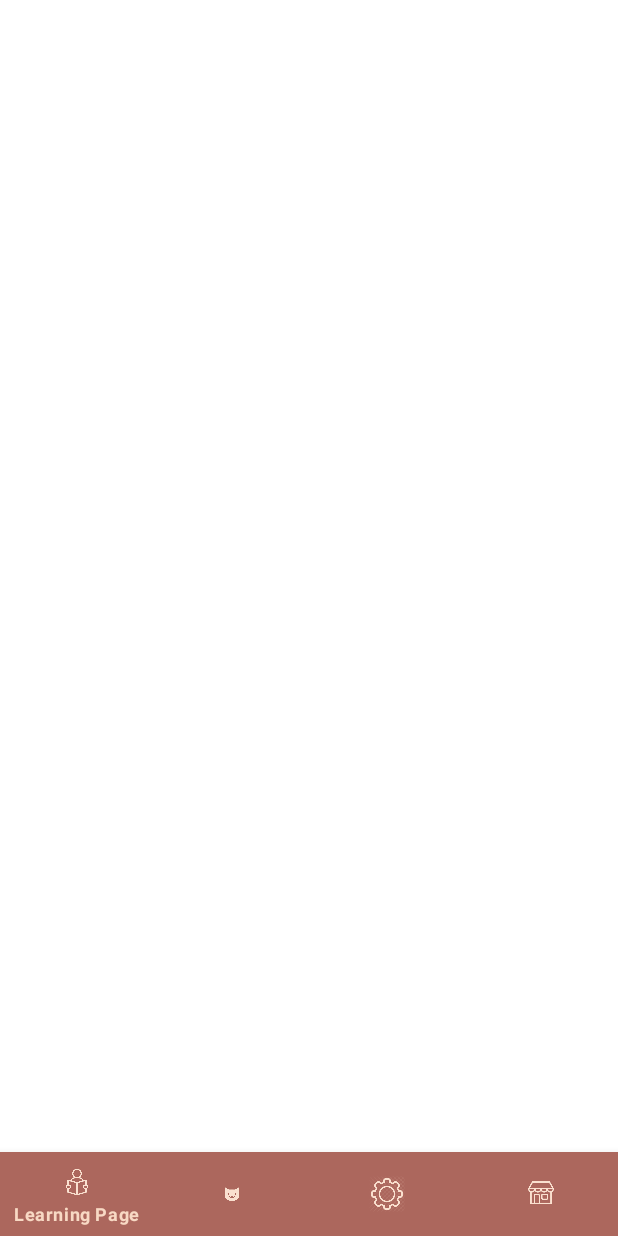
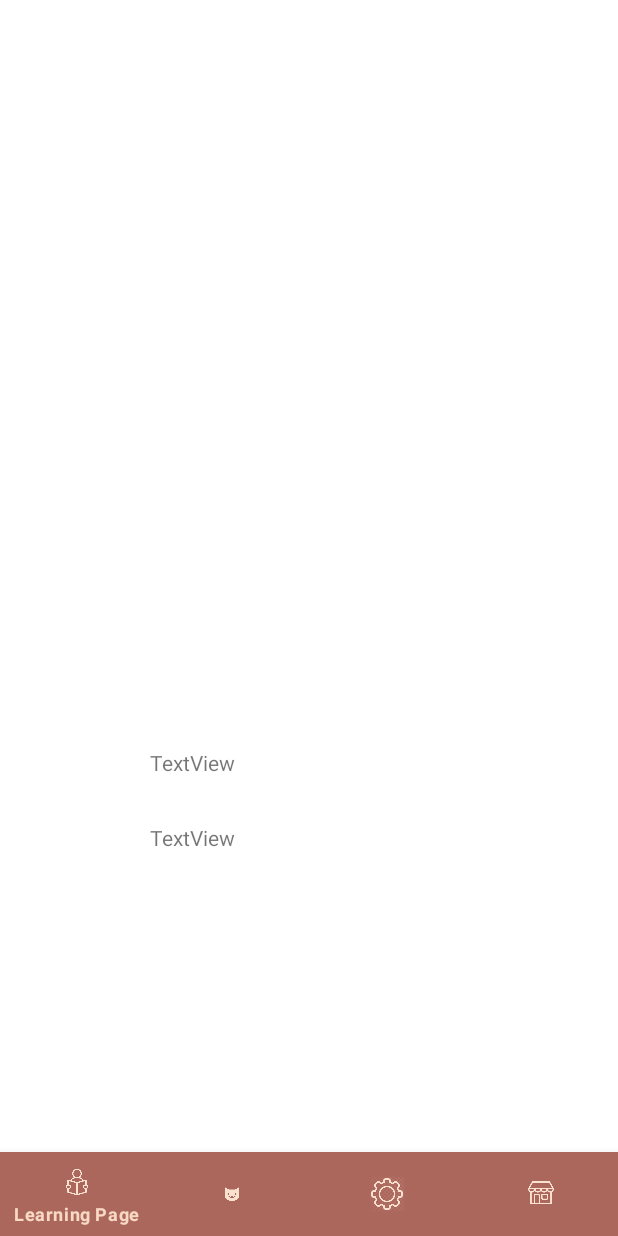
Before and after one commit to CWJWANJING/Mukulele, an Android app: the songChallenge screen opened directly, with no data from a screen before it, on a phone screen of 412 x 824 dp. Run offline under Robolectric (Android 15) with nearby library versions, the phone set to English and light mode, and no system bars; libraries missing offline, so code that uses them is left out: com.q42.android; plain views replace ScrollingImageView; 3 statements that could not run were skipped.

Commit message:
added basic function of pitch detection, but there are things need to adjust and take care of

```diff
--- a/app/build.gradle
+++ b/app/build.gradle
@@ -50,4 +50,10 @@ dependencies {
     implementation 'com.google.android.material:material:1.1.0-beta01'
 
     implementation 'com.github.Q42:AndroidScrollingImageView:1.3.4'
+
+    implementation fileTree(dir: 'libs', include: ['*.jar'])
+
+    implementation "androidx.activity:activity:1.2.3"
+    implementation "androidx.fragment:fragment:1.3.4"
+
 }
--- a/app/src/main/AndroidManifest.xml
+++ b/app/src/main/AndroidManifest.xml
@@ -3,6 +3,7 @@
     package="com.example.mukulele">
 
     <uses-permission android:name="android.permission.INTERNET" />
+    <uses-permission android:name="android.permission.RECORD_AUDIO" />
 
     <application
         android:allowBackup="true"
--- a/app/src/main/java/com/example/mukulele/songChallenge.java
+++ b/app/src/main/java/com/example/mukulele/songChallenge.java
@@ -1,20 +1,40 @@
 package com.example.mukulele;
 
+import androidx.activity.result.ActivityResultLauncher;
+import androidx.activity.result.contract.ActivityResultContracts;
 import androidx.annotation.NonNull;
 import androidx.appcompat.app.AppCompatActivity;
+import androidx.core.app.ActivityCompat;
+import androidx.core.content.ContextCompat;
 
+import android.Manifest;
 import android.content.Intent;
+import android.content.pm.PackageManager;
 import android.os.Bundle;
+import android.util.Log;
 import android.view.MenuItem;
 import android.view.View;
+import android.widget.TextView;
+import android.widget.Toast;
 
 import com.google.android.material.bottomnavigation.BottomNavigationView;
 import com.q42.android.scrollingimageview.ScrollingImageView;
+
+import be.tarsos.dsp.AudioDispatcher;
+import be.tarsos.dsp.AudioEvent;
+import be.tarsos.dsp.AudioProcessor;
+import be.tarsos.dsp.io.android.AudioDispatcherFactory;
+import be.tarsos.dsp.pitch.PitchDetectionHandler;
+import be.tarsos.dsp.pitch.PitchDetectionResult;
+import be.tarsos.dsp.pitch.PitchProcessor;
 
 public class songChallenge extends AppCompatActivity {
 
     BottomNavigationView bottomNavigationView;
     ScrollingImageView scrollingBackground;
+    TextView pitchText;
+    TextView noteText;
+    AudioDispatcher dispatcher;
 
     @Override
     protected void onCreate(Bundle savedInstanceState) {
@@ -48,7 +68,130 @@ public class songChallenge extends AppCompatActivity {
 //        scrollingBackground.stop();
 //        scrollingBackground.start();
 
+        pitchText = findViewById(R.id.pitchText);
+        noteText = findViewById(R.id.noteText);
+
+        // Register the permissions callback, which handles the user's response to the
+// system permissions dialog. Save the return value, an instance of
+// ActivityResultLauncher, as an instance variable.
+        ActivityResultLauncher<String> requestPermissionLauncher =
+                registerForActivityResult(new ActivityResultContracts.RequestPermission(), isGranted -> {
+                    if (isGranted) {
+
+                        // Permission is granted. Continue the action or workflow in your
+                        // app.
+                    } else {
+                        // Explain to the user that the feature is unavailable because the
+                        // features requires a permission that the user has denied. At the
+                        // same time, respect the user's decision. Don't link to system
+                        // settings in an effort to convince the user to change their
+                        // decision.
+                    }
+                });
+
+//        private void requestPermissionForMicrophone() {
+//            if (ActivityCompat.shouldShowRequestPermissionRationale(this,
+//                    Manifest.permission.RECORD_AUDIO)) {
+//                Toast.makeText(this,
+//                        R.string.permissions_needed,
+//                        Toast.LENGTH_LONG).show();
+//
+//            } else {
+//                requestPermissionLauncher.launch(
+//                        Manifest.permission.RECORD_AUDIO);
+//
+////                ActivityCompat.requestPermissions(
+////                        this,
+////                        new String[]{Manifest.permission.RECORD_AUDIO},
+////                        MIC_PERMISSION_REQUEST_CODE);
+//            }
+//        }
+
+
+        if (ContextCompat.checkSelfPermission(
+                this, Manifest.permission.RECORD_AUDIO) ==
+                PackageManager.PERMISSION_GRANTED) {
+            // You can use the API that requires the permission.
+            Log.i("i","permission granted");
+        } else if (ActivityCompat.shouldShowRequestPermissionRationale(this, Manifest.permission.RECORD_AUDIO)) {
+            // In an educational UI, explain to the user why your app requires this
+            // permission for a specific feature to behave as expected. In this UI,
+            // include a "cancel" or "no thanks" button that allows the user to
+            // continue using your app without granting the permission.
+            Log.i("q","shouldShowRequestPermissionRationale");
+        } else {
+            // You can directly ask for the permission.
+            // The registered ActivityResultCallback gets the result of this request.
+            requestPermissionLauncher.launch(
+                    Manifest.permission.RECORD_AUDIO);
+        }
+
+        // The following code is from
+        // https://medium.com/@juniorbump/pitch-detection-in-android-using-tarsosdsp-a2dd4a3f04e9
+        // TarsosDSP comes equipped with its microphone detection
+        dispatcher =
+                AudioDispatcherFactory.fromDefaultMicrophone(22050,1024,0);
+
+        //TarsosDSP has a simple PitchDetection class
+        PitchDetectionHandler pdh = new PitchDetectionHandler() {
+            @Override
+            public void handlePitch(PitchDetectionResult res, AudioEvent e){
+                final float pitchInHz = res.getPitch();
+                runOnUiThread(new Runnable() {
+                    @Override
+                    public void run() {
+                        Log.i("w","Inside run");
+                        processPitch(pitchInHz);
+                    }
+                });
+            }
+        };
+        AudioProcessor pitchProcessor = new PitchProcessor(PitchProcessor.PitchEstimationAlgorithm.FFT_YIN, 22050, 1024, pdh);
+        dispatcher.addAudioProcessor(pitchProcessor);
+
+        Thread audioThread = new Thread(dispatcher, "Audio Thread");
+        audioThread.start();
 
     }
 
+
+
+    // This function is also from
+    // https://medium.com/@juniorbump/pitch-detection-in-android-using-tarsosdsp-a2dd4a3f04e9
+    // This will display the pitch and convert to notes
+    public void processPitch(float pitchInHz) {
+
+        pitchText.setText("" + pitchInHz);
+        Log.i("p", String.valueOf(pitchInHz));
+
+        if(pitchInHz >= 110 && pitchInHz < 123.47) {
+            //A
+            noteText.setText("A");
+        }
+        else if(pitchInHz >= 123.47 && pitchInHz < 130.81) {
+            //B
+            noteText.setText("B");
+        }
+        else if(pitchInHz >= 130.81 && pitchInHz < 146.83) {
+            //C
+            noteText.setText("C");
+        }
+        else if(pitchInHz >= 146.83 && pitchInHz < 164.81) {
+            //D
+            noteText.setText("D");
+        }
+        else if(pitchInHz >= 164.81 && pitchInHz <= 174.61) {
+            //E
+            noteText.setText("E");
+        }
+        else if(pitchInHz >= 174.61 && pitchInHz < 185) {
+            //F
+            noteText.setText("F");
+        }
+        else if(pitchInHz >= 185 && pitchInHz < 196) {
+            //G
+            noteText.setText("G");
+        }
+    }
+
 }
--- a/app/src/main/res/layout/activity_song_challenge.xml
+++ b/app/src/main/res/layout/activity_song_challenge.xml
@@ -24,4 +24,28 @@
         app:itemIconTint="@color/pinkish"
         app:itemTextColor="#F8D9C4"
         app:menu="@menu/nav_menu" />
+
+    <TextView
+        android:id="@+id/pitchText"
+        android:layout_width="wrap_content"
+        android:layout_height="wrap_content"
+        android:layout_above="@+id/bottom_navigation"
+        android:layout_alignParentStart="true"
+        android:layout_alignParentEnd="true"
+        android:layout_marginStart="100dp"
+        android:layout_marginEnd="100dp"
+        android:layout_marginBottom="200dp"
+        android:text="TextView" />
+
+    <TextView
+        android:id="@+id/noteText"
+        android:layout_width="wrap_content"
+        android:layout_height="wrap_content"
+        android:layout_alignBottom="@+id/pitchText"
+        android:layout_alignParentStart="true"
+        android:layout_alignParentEnd="true"
+        android:layout_marginStart="100dp"
+        android:layout_marginEnd="100dp"
+        android:layout_marginBottom="50dp"
+        android:text="TextView" />
 </RelativeLayout>
--- a/app/src/main/res/values/themes.xml
+++ b/app/src/main/res/values/themes.xml
@@ -12,5 +12,7 @@
         <!-- Status bar color. -->
         <item name="android:statusBarColor" tools:targetApi="l">?attr/colorPrimaryVariant</item>
         <!-- Customize your theme here. -->
+        <item name="windowNoTitle">true</item>
+        <item name="windowActionBar">false</item>
     </style>
 </resources>
```
Also changed, not shown: app/libs/TarsosDSP-Android-2.4.jar (added).
